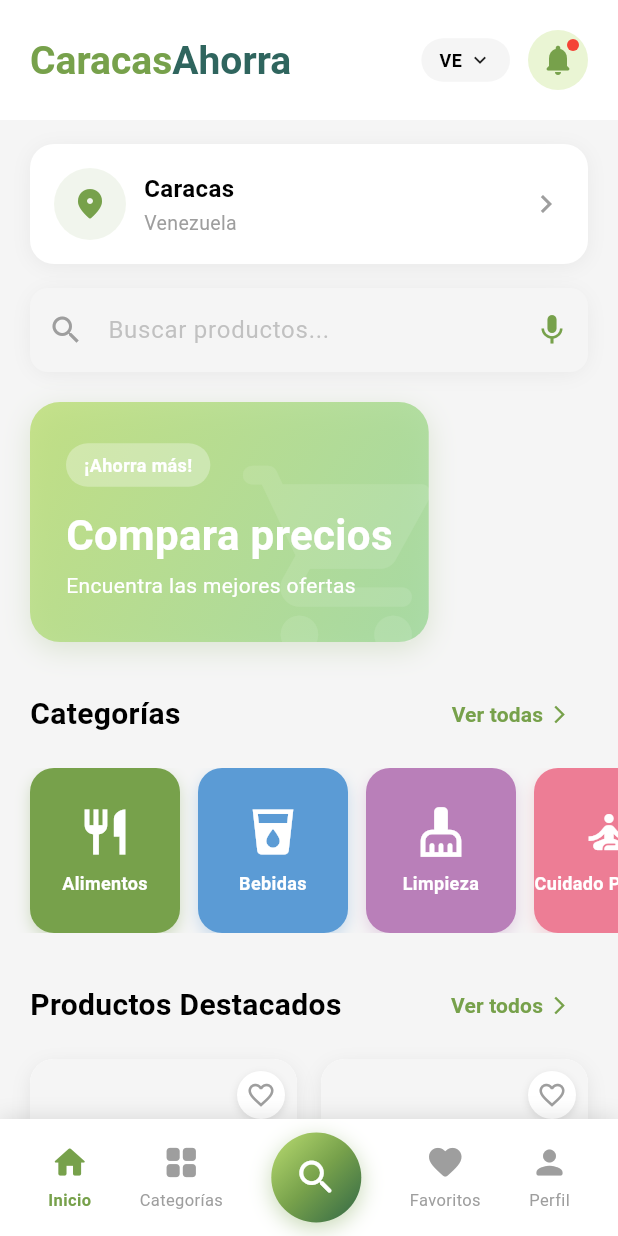
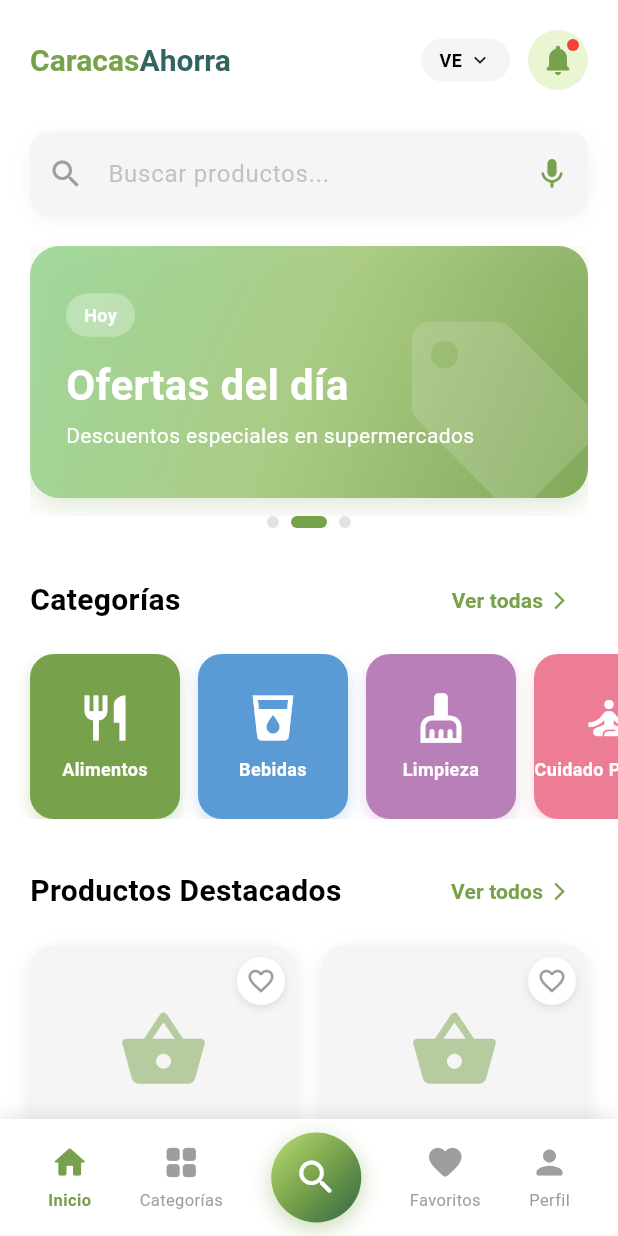
Before and after one commit to BeaCardozo/mobile-tesis-app, a Flutter app: the screen it shows after launch, after a tap on "Bebidas", on a phone screen of 412 x 824 dp. Run offline on Flutter 3.47's test engine with Material 3 defaults, Android fonts, the phone set to English and light mode, and no system bars.

Commit message:
feat: changes on home page

```diff
--- a/lib/screens/home_screen.dart
+++ b/lib/screens/home_screen.dart
@@ -1,4 +1,5 @@
 import 'package:flutter/material.dart';
+import 'dart:async';
 import '../config/app_colors.dart';
 import '../models/category.dart';
 import '../models/product.dart';
@@ -17,6 +18,34 @@ class HomeScreen extends StatefulWidget {
 class _HomeScreenState extends State<HomeScreen> {
   int _currentNavIndex = 0;
   final TextEditingController _searchController = TextEditingController();
+  final PageController _promoPageController = PageController();
+  int _currentPromoPage = 0;
+  Timer? _promoTimer;
+
+  // Banners promocionales
+  final List<Map<String, dynamic>> _promoBanners = [
+    {
+      'title': 'Compara precios',
+      'subtitle': 'Encuentra las mejores ofertas',
+      'label': '¡Ahorra más!',
+      'icon': Icons.shopping_cart_rounded,
+      'gradient': [AppColors.primaryLight, AppColors.primary, AppColors.primaryDark],
+    },
+    {
+      'title': 'Ofertas del día',
+      'subtitle': 'Descuentos especiales en supermercados',
+      'label': 'Hoy',
+      'icon': Icons.local_offer_rounded,
+      'gradient': [AppColors.secondaryLight, AppColors.secondary, AppColors.primary],
+    },
+    {
+      'title': 'Ahorra inteligente',
+      'subtitle': 'Compara antes de comprar',
+      'label': 'Nuevo',
+      'icon': Icons.trending_down_rounded,
+      'gradient': [AppColors.primary, AppColors.accent, AppColors.accentLight],
+    },
+  ];
 
   // Datos de ejemplo - Estos vendrán del backend
   final List<Category> _categories = [
@@ -164,9 +193,36 @@ class _HomeScreenState extends State<HomeScreen> {
   ];
 
   @override
+  void initState() {
+    super.initState();
+    // Iniciar el timer para el carousel automático
+    _startPromoTimer();
+  }
+
+  @override
   void dispose() {
     _searchController.dispose();
+    _promoPageController.dispose();
+    _promoTimer?.cancel();
     super.dispose();
+  }
+
+  void _startPromoTimer() {
+    _promoTimer = Timer.periodic(const Duration(seconds: 4), (timer) {
+      if (_currentPromoPage < _promoBanners.length - 1) {
+        _currentPromoPage++;
+      } else {
+        _currentPromoPage = 0;
+      }
+
+      if (_promoPageController.hasClients) {
+        _promoPageController.animateToPage(
+          _currentPromoPage,
+          duration: const Duration(milliseconds: 500),
+          curve: Curves.easeInOut,
+        );
+      }
+    });
   }
 
   void _toggleFavorite(String productId) {
@@ -183,7 +239,7 @@ class _HomeScreenState extends State<HomeScreen> {
   @override
   Widget build(BuildContext context) {
     return Scaffold(
-      backgroundColor: AppColors.lightGrey,
+      backgroundColor: AppColors.white,
       body: SafeArea(
         child: Column(
           children: [
@@ -195,12 +251,7 @@ class _HomeScreenState extends State<HomeScreen> {
                     // Header
                     _buildHeader(),
 
-                    const SizedBox(height: 16),
-
-                    // Ubicación
-                    _buildLocationSection(),
-
-                    const SizedBox(height: 16),
+                    const SizedBox(height: 8),
 
                     // Barra de búsqueda
                     _buildSearchBar(),
@@ -253,7 +304,7 @@ class _HomeScreenState extends State<HomeScreen> {
                 TextSpan(
                   text: 'Caracas',
                   style: TextStyle(
-                    fontSize: 26,
+                    fontSize: 20,
                     fontWeight: FontWeight.bold,
                     color: AppColors.primary,
                   ),
@@ -261,7 +312,7 @@ class _HomeScreenState extends State<HomeScreen> {
                 TextSpan(
                   text: 'Ahorra',
                   style: TextStyle(
-                    fontSize: 26,
+                    fontSize: 20,
                     fontWeight: FontWeight.bold,
                     color: AppColors.accent,
                   ),
@@ -330,70 +381,6 @@ class _HomeScreenState extends State<HomeScreen> {
     );
   }
 
-  Widget _buildLocationSection() {
-    return Padding(
-      padding: const EdgeInsets.symmetric(horizontal: 20),
-      child: Container(
-        padding: const EdgeInsets.all(16),
-        decoration: BoxDecoration(
-          color: Colors.white,
-          borderRadius: BorderRadius.circular(16),
-          boxShadow: [
-            BoxShadow(
-              color: Colors.black.withOpacity(0.05),
-              blurRadius: 10,
-              offset: const Offset(0, 2),
-            ),
-          ],
-        ),
-        child: Row(
-          children: [
-            Container(
-              padding: const EdgeInsets.all(12),
-              decoration: BoxDecoration(
-                color: AppColors.primary.withOpacity(0.1),
-                shape: BoxShape.circle,
-              ),
-              child: const Icon(
-                Icons.location_on_rounded,
-                color: AppColors.primary,
-                size: 24,
-              ),
-            ),
-            const SizedBox(width: 12),
-            const Expanded(
-              child: Column(
-                crossAxisAlignment: CrossAxisAlignment.start,
-                children: [
-                  Text(
-                    'Caracas',
-                    style: TextStyle(
-                      fontSize: 16,
-                      fontWeight: FontWeight.bold,
-                      color: AppColors.black,
-                    ),
-                  ),
-                  SizedBox(height: 2),
-                  Text(
-                    'Venezuela',
-                    style: TextStyle(
-                      fontSize: 13,
-                      color: AppColors.grey,
-                    ),
-                  ),
-                ],
-              ),
-            ),
-            const Icon(
-              Icons.chevron_right,
-              color: AppColors.grey,
-            ),
-          ],
-        ),
-      ),
-    );
-  }
-
   Widget _buildSearchBar() {
     return Padding(
       padding: const EdgeInsets.symmetric(horizontal: 20),
@@ -446,21 +433,34 @@ class _HomeScreenState extends State<HomeScreen> {
   Widget _buildPromoBanner() {
     return Padding(
       padding: const EdgeInsets.symmetric(horizontal: 20),
-      child: Container(
-        height: 160,
+      child: Column(
+        children: [
+          SizedBox(
+            height: 180,
+            child: PageView.builder(
+              controller: _promoPageController,
+              onPageChanged: (index) {
+                setState(() {
+                  _currentPromoPage = index;
+                });
+              },
+              itemCount: _promoBanners.length,
+              itemBuilder: (context, index) {
+                final banner = _promoBanners[index];
+                return Container(
+                  margin: const EdgeInsets.only(bottom: 12),
                   decoration: BoxDecoration(
                     gradient: LinearGradient(
                       begin: Alignment.topLeft,
                       end: Alignment.bottomRight,
-            colors: [
-              AppColors.primaryLight.withOpacity(0.8),
-              AppColors.secondaryLight.withOpacity(0.8),
-            ],
+                      colors: (banner['gradient'] as List<Color>)
+                          .map((c) => c.withOpacity(0.9))
+                          .toList(),
                     ),
                     borderRadius: BorderRadius.circular(20),
                     boxShadow: [
                       BoxShadow(
-              color: AppColors.primary.withOpacity(0.2),
+                        color: AppColors.primary.withOpacity(0.25),
                         blurRadius: 15,
                         offset: const Offset(0, 5),
                       ),
@@ -468,15 +468,17 @@ class _HomeScreenState extends State<HomeScreen> {
                   ),
                   child: Stack(
                     children: [
+                      // Icono de fondo decorativo
                       Positioned(
                         right: -20,
                         bottom: -20,
                         child: Icon(
-                Icons.shopping_cart_rounded,
+                          banner['icon'] as IconData,
                           size: 150,
-                color: Colors.white.withOpacity(0.1),
+                          color: Colors.white.withOpacity(0.15),
                         ),
                       ),
+                      // Contenido
                       Padding(
                         padding: const EdgeInsets.all(24),
                         child: Column(
@@ -492,9 +494,9 @@ class _HomeScreenState extends State<HomeScreen> {
                                 color: Colors.white.withOpacity(0.3),
                                 borderRadius: BorderRadius.circular(20),
                               ),
-                    child: const Text(
-                      '¡Ahorra más!',
-                      style: TextStyle(
+                              child: Text(
+                                banner['label'] as String,
+                                style: const TextStyle(
                                   fontSize: 12,
                                   fontWeight: FontWeight.w600,
                                   color: Colors.white,
@@ -502,18 +504,18 @@ class _HomeScreenState extends State<HomeScreen> {
                               ),
                             ),
                             const SizedBox(height: 12),
-                  const Text(
-                    'Compara precios',
-                    style: TextStyle(
+                            Text(
+                              banner['title'] as String,
+                              style: const TextStyle(
                                 fontSize: 28,
                                 fontWeight: FontWeight.bold,
                                 color: Colors.white,
                               ),
                             ),
                             const SizedBox(height: 4),
-                  const Text(
-                    'Encuentra las mejores ofertas',
-                    style: TextStyle(
+                            Text(
+                              banner['subtitle'] as String,
+                              style: const TextStyle(
                                 fontSize: 14,
                                 color: Colors.white,
                               ),
@@ -523,6 +525,29 @@ class _HomeScreenState extends State<HomeScreen> {
                       ),
                     ],
                   ),
+                );
+              },
+            ),
+          ),
+          // Indicadores de página (dots)
+          Row(
+            mainAxisAlignment: MainAxisAlignment.center,
+            children: List.generate(
+              _promoBanners.length,
+              (index) => Container(
+                margin: const EdgeInsets.symmetric(horizontal: 4),
+                width: _currentPromoPage == index ? 24 : 8,
+                height: 8,
+                decoration: BoxDecoration(
+                  color: _currentPromoPage == index
+                      ? AppColors.primary
+                      : AppColors.grey.withOpacity(0.3),
+                  borderRadius: BorderRadius.circular(4),
+                ),
+              ),
+            ),
+          ),
+        ],
       ),
     );
   }
```
Lines whose indentation alone changed are shown as unchanged.
